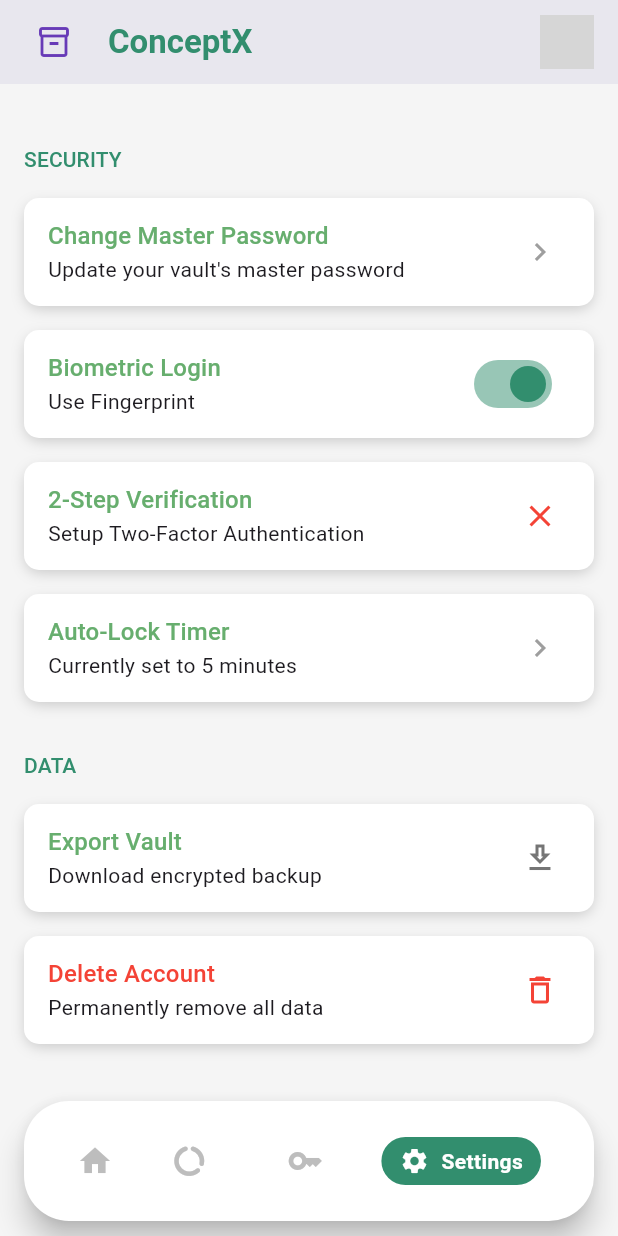
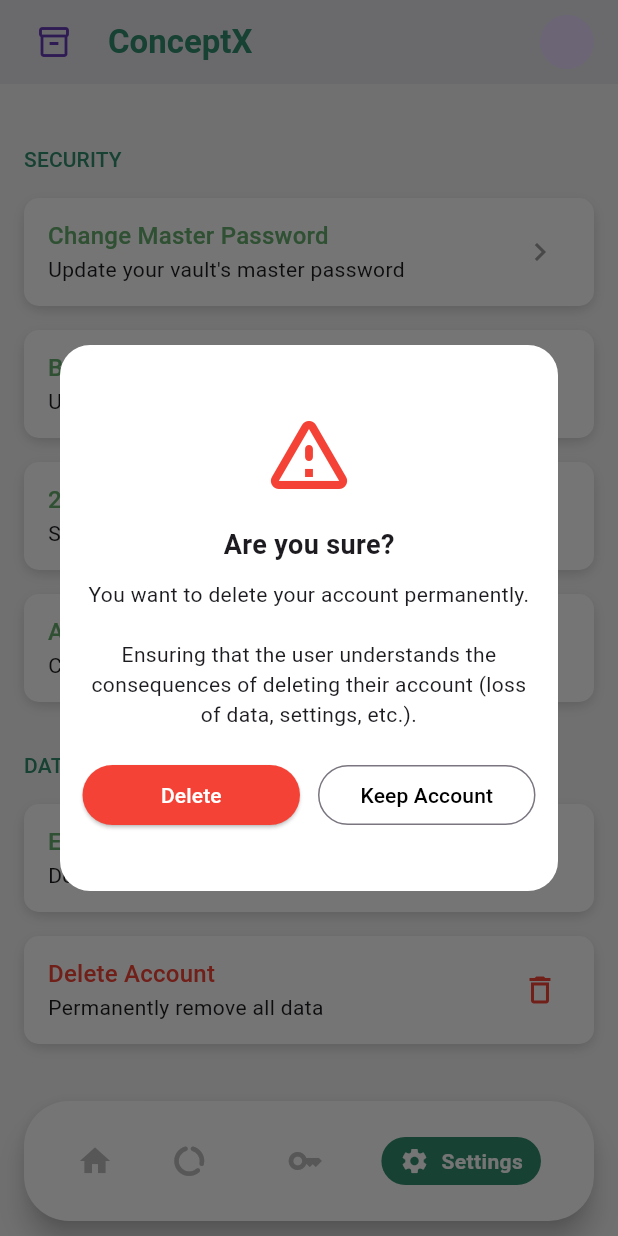
Before and after one commit to alexap120/Echo-Lock-Password-Manager, a Flutter app: the SettingsScreen screen opened directly, scrolled down 80 dp, after a tap on "Delete Account", on a phone screen of 412 x 824 dp. Run offline on Flutter 3.47's test engine with Material 3 defaults, Android fonts, the phone set to English and light mode, and no system bars; our stand-ins replace flutter_speed_dial, local_auth; missing offline and left inert: animated_expandable_fab; grey boxes are pictures that could not be loaded.

Commit message:
Updates, screen additions

```diff
--- /dev/null
+++ b/lib/screens/delete_account.dart
@@ -0,0 +1,82 @@
+import 'package:flutter/material.dart';
+import 'package:local_auth/local_auth.dart';
+
+class DeleteAccount extends StatelessWidget {
+  const DeleteAccount({super.key});
+
+  Future<void> _authenticateAndDelete(BuildContext context) async {
+    final LocalAuthentication auth = LocalAuthentication();
+
+    try {
+      final bool didAuthenticate = await auth.authenticate(
+        localizedReason: 'Please authenticate to delete your account',
+        options: const AuthenticationOptions(biometricOnly: true),
+      );
+
+      if (didAuthenticate) {
+        // Place your delete logic here
+        ScaffoldMessenger.of(context).showSnackBar(
+          const SnackBar(content: Text('Email sent to delete account')),
+        );
+        Navigator.pop(context);
+      }
+    } catch (e) {
+      ScaffoldMessenger.of(context).showSnackBar(
+        SnackBar(content: Text('Authentication failed: $e')),
+      );
+    }
+  }
+
+  @override
+  Widget build(BuildContext context) {
+    return AlertDialog(
+      shape: RoundedRectangleBorder(borderRadius: BorderRadius.circular(20)),
+      backgroundColor: Colors.white,
+      contentPadding: const EdgeInsets.symmetric(horizontal: 15, vertical: 40),
+      content: Column(
+        mainAxisSize: MainAxisSize.min,
+        children: [
+          const Icon(Icons.warning_amber_rounded, color: Colors.red, size: 64),
+          const SizedBox(height: 16),
+          const Text(
+            'Are you sure?',
+            style: TextStyle(fontSize: 18, fontWeight: FontWeight.bold),
+          ),
+          const SizedBox(height: 10),
+          const Text(
+            'You want to delete your account permanently.\n\n'
+                'Ensuring that the user understands the consequences of deleting their account (loss of data, settings, etc.).',
+            style: TextStyle(fontSize: 14),
+            textAlign: TextAlign.center,
+          ),
+          const SizedBox(height: 20),
+          Row(
+            mainAxisAlignment: MainAxisAlignment.spaceBetween,
+            children: [
+              Expanded(
+                child: ElevatedButton(
+                  style: ElevatedButton.styleFrom(backgroundColor: Colors.red),
+                  onPressed: () => _authenticateAndDelete(context),
+                  child:  const Text(
+                    "Delete",
+                    style: TextStyle(fontSize: 14, color: Colors.white),
+                  ),
+                ),
+              ),
+              const SizedBox(width: 12),
+              Expanded(
+                child: OutlinedButton(
+                  onPressed: () => Navigator.pop(context),
+                  child:  const Text(
+                    "Keep Account",
+                    style: TextStyle(fontSize: 14, color: Colors.black),
+                  ),
+                ),
+              ),
+            ],
+          ),
+        ],
+      ),
+    );
+  }
+}
--- a/lib/screens/home.dart
+++ b/lib/screens/home.dart
@@ -1,6 +1,7 @@
 import 'package:flutter/material.dart';
 import 'package:flutter_speed_dial/flutter_speed_dial.dart';
 import 'package:password_manager/screens/add_card.dart';
+import 'package:password_manager/screens/add_note.dart';
 import 'package:password_manager/screens/profile_page.dart';
 import '../widgets/custom_bottom_nav_bar.dart';
 import 'add_login.dart';
@@ -306,6 +307,10 @@ class _HomeScreenState extends State<HomeScreen> {
             foregroundColor: Colors.white,
             label: 'Add Note',
             onTap: () {
+              Navigator.push(
+                context,
+                MaterialPageRoute(builder: (context) => AddNotePopup()),
+              );
             },
           ),
           SpeedDialChild(
--- a/lib/screens/overview.dart
+++ b/lib/screens/overview.dart
@@ -5,6 +5,7 @@ import 'package:password_manager/screens/profile_page.dart';
 import '../widgets/custom_bottom_nav_bar.dart';
 import 'add_card.dart';
 import 'add_login.dart';
+import 'add_note.dart';
 
 class DashboardScreen extends StatefulWidget {
   const DashboardScreen({Key? key}) : super(key: key);
@@ -174,7 +175,10 @@ class _DashboardScreenState extends State<DashboardScreen> {
               fontSize: 16.0, // Custom font size
             ),
             onTap: () {
-              // Add your action here
+              Navigator.push(
+                context,
+                MaterialPageRoute(builder: (context) => AddNotePopup()),
+              );
             },
           ),
           SpeedDialChild(
--- a/lib/screens/register.dart
+++ b/lib/screens/register.dart
@@ -83,13 +83,12 @@ class _RegisterScreenState extends State<RegisterScreen> {
                 keyboardType: TextInputType.emailAddress,
               ),
               const SizedBox(height: 16),
-
               // Password field
               CustomInputField(
                 label: 'Password',
                 controller: _passwordController,
                 obscureText: _obscurePassword,
-                optionalIcon: _obscurePassword ? Icons.visibility_off : Icons.visibility,
+                optionalIcon: _obscurePassword ? Icons.visibility : Icons.visibility_off,
                 onOptionalIconTap: () {
                   setState(() {
                     _obscurePassword = !_obscurePassword;
@@ -103,7 +102,7 @@ class _RegisterScreenState extends State<RegisterScreen> {
                 label: 'Password',
                 controller: _repeatPasswordController,
                 obscureText: _obscurePassword,
-                optionalIcon: _obscurePassword ? Icons.visibility_off : Icons.visibility,
+                optionalIcon: _obscurePassword ? Icons.visibility : Icons.visibility_off,
                 onOptionalIconTap: () {
                   setState(() {
                     _obscurePassword = !_obscurePassword;
--- a/lib/widgets/custom_input_field.dart
+++ b/lib/widgets/custom_input_field.dart
@@ -8,6 +8,8 @@ class CustomInputField extends StatefulWidget {
   final VoidCallback? onOptionalIconTap;
   final TextInputType keyboardType;
   final Color focusColor;
+  final int? minLines;
+  final int? maxLines;
 
   const CustomInputField({
     super.key,
@@ -18,6 +20,8 @@ class CustomInputField extends StatefulWidget {
     this.onOptionalIconTap,
     this.keyboardType = TextInputType.text,
     this.focusColor = const Color(0xFF328E6E),
+    this.minLines,
+    this.maxLines,
   });
 
   @override
@@ -94,6 +98,8 @@ class _CustomInputFieldState extends State<CustomInputField> {
             controller: widget.controller,
             obscureText: widget.obscureText,
             keyboardType: widget.keyboardType,
+            minLines: widget.minLines,
+            maxLines: widget.maxLines ?? (widget.obscureText ? 1 : 1),
             decoration: InputDecoration(
               labelText: widget.label,
               filled: true,
--- a/pubspec.yaml
+++ b/pubspec.yaml
@@ -29,6 +29,7 @@ environment:
 # versions available, run `flutter pub outdated`.
 dependencies:
   animated_expandable_fab: any
+  local_auth: ^2.1.6
   flutter:
     sdk: flutter
 
```
Also changed, not shown: lib/screens/add_note.dart (added, +95 -0 lines), lib/screens/settings.dart (+46 -7 lines), lib/screens/update_password.dart (added, +104 -0 lines), pubspec.lock, 4 other files.
